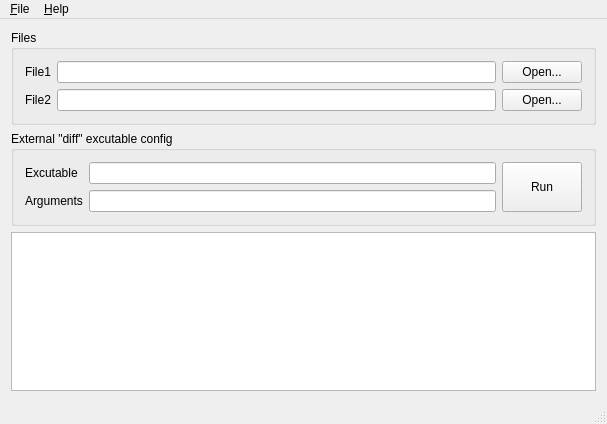
Before: the Qt Designer form examples/officeopenxml/opc_packages_diff/mainwindow.ui in dbzhang800/QtOfficeOpenXml, drawn with Qt 5.
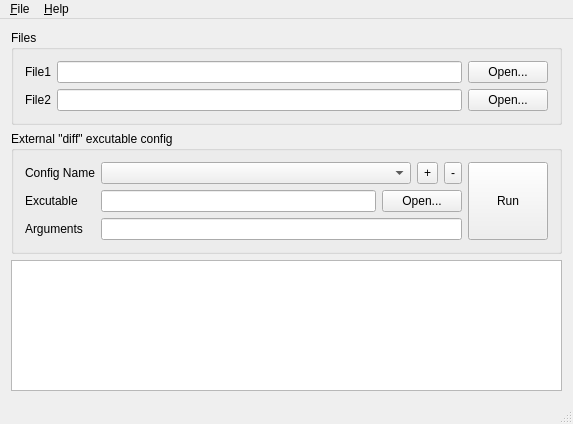
After: the same form once the commit is applied.

Commit message: opc example: polish the package diff example.

Diff of the .ui file:
```diff
--- a/examples/officeopenxml/opc_packages_diff/mainwindow.ui
+++ b/examples/officeopenxml/opc_packages_diff/mainwindow.ui
@@ -6,7 +6,7 @@
    <rect>
     <x>0</x>
     <y>0</y>
-    <width>607</width>
+    <width>573</width>
     <height>424</height>
    </rect>
   </property>
@@ -71,27 +71,78 @@
       <property name="title">
        <string>External &quot;diff&quot; excutable config</string>
       </property>
-      <layout class="QHBoxLayout" name="horizontalLayout">
+      <layout class="QHBoxLayout" name="horizontalLayout_3">
        <item>
         <layout class="QFormLayout" name="formLayout">
          <item row="0" column="0">
-          <widget class="QLabel" name="label_3">
+          <widget class="QLabel" name="label_5">
            <property name="text">
-            <string>Excutable</string>
+            <string>Config Name</string>
            </property>
           </widget>
          </item>
          <item row="0" column="1">
-          <widget class="QLineEdit" name="diffCommandEdit"/>
+          <layout class="QHBoxLayout" name="horizontalLayout_2">
+           <item>
+            <widget class="QComboBox" name="diffConfigComboBox"/>
+           </item>
+           <item>
+            <widget class="QToolButton" name="diffCommandAddButton">
+             <property name="sizePolicy">
+              <sizepolicy hsizetype="Fixed" vsizetype="Preferred">
+               <horstretch>0</horstretch>
+               <verstretch>0</verstretch>
+              </sizepolicy>
+             </property>
+             <property name="text">
+              <string>+</string>
+             </property>
+            </widget>
+           </item>
+           <item>
+            <widget class="QToolButton" name="diffCommandRemoveButton">
+             <property name="sizePolicy">
+              <sizepolicy hsizetype="Fixed" vsizetype="Preferred">
+               <horstretch>0</horstretch>
+               <verstretch>0</verstretch>
+              </sizepolicy>
+             </property>
+             <property name="text">
+              <string>-</string>
+             </property>
+            </widget>
+           </item>
+          </layout>
          </item>
          <item row="1" column="0">
+          <widget class="QLabel" name="label_3">
+           <property name="text">
+            <string>Excutable</string>
+           </property>
+          </widget>
+         </item>
+         <item row="1" column="1">
+          <layout class="QHBoxLayout" name="horizontalLayout">
+           <item>
+            <widget class="QLineEdit" name="diffCommandEdit"/>
+           </item>
+           <item>
+            <widget class="QPushButton" name="diffExceuableFileButton">
+             <property name="text">
+              <string>Open...</string>
+             </property>
+            </widget>
+           </item>
+          </layout>
+         </item>
+         <item row="2" column="0">
           <widget class="QLabel" name="label_4">
            <property name="text">
             <string>Arguments</string>
            </property>
           </widget>
          </item>
-         <item row="1" column="1">
+         <item row="2" column="1">
           <widget class="QLineEdit" name="diffArgumentsEdit"/>
          </item>
         </layout>
@@ -126,7 +177,7 @@
     <rect>
      <x>0</x>
      <y>0</y>
-     <width>607</width>
+     <width>573</width>
      <height>23</height>
     </rect>
    </property>
```
The commit also changes 3 other files.
